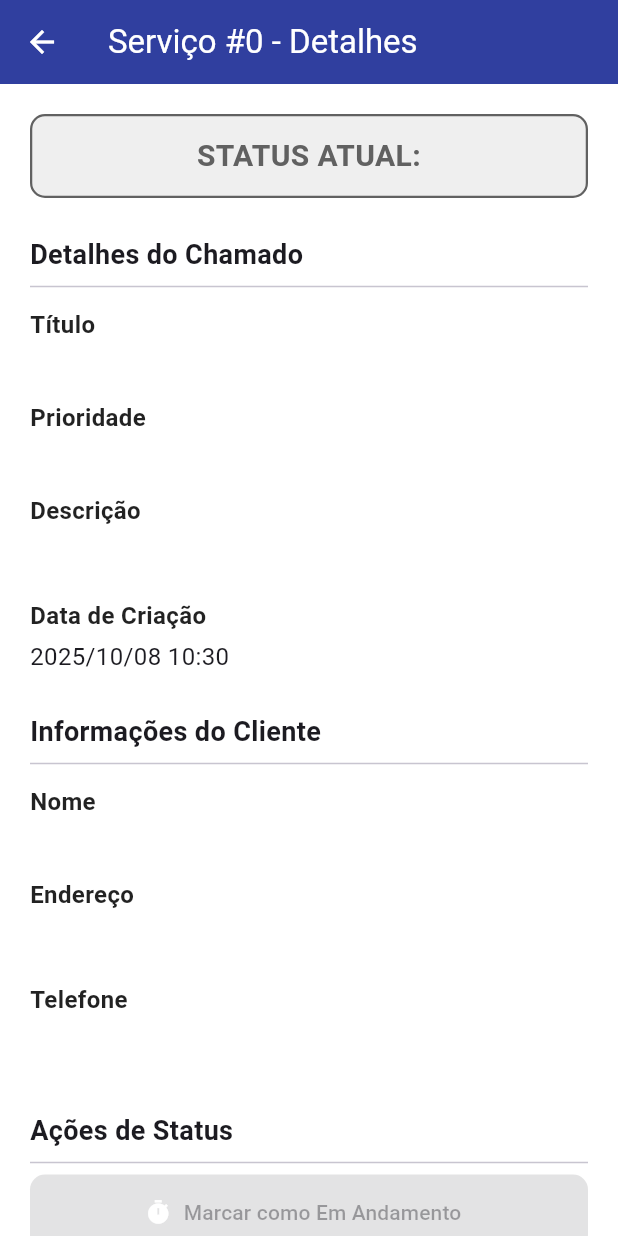
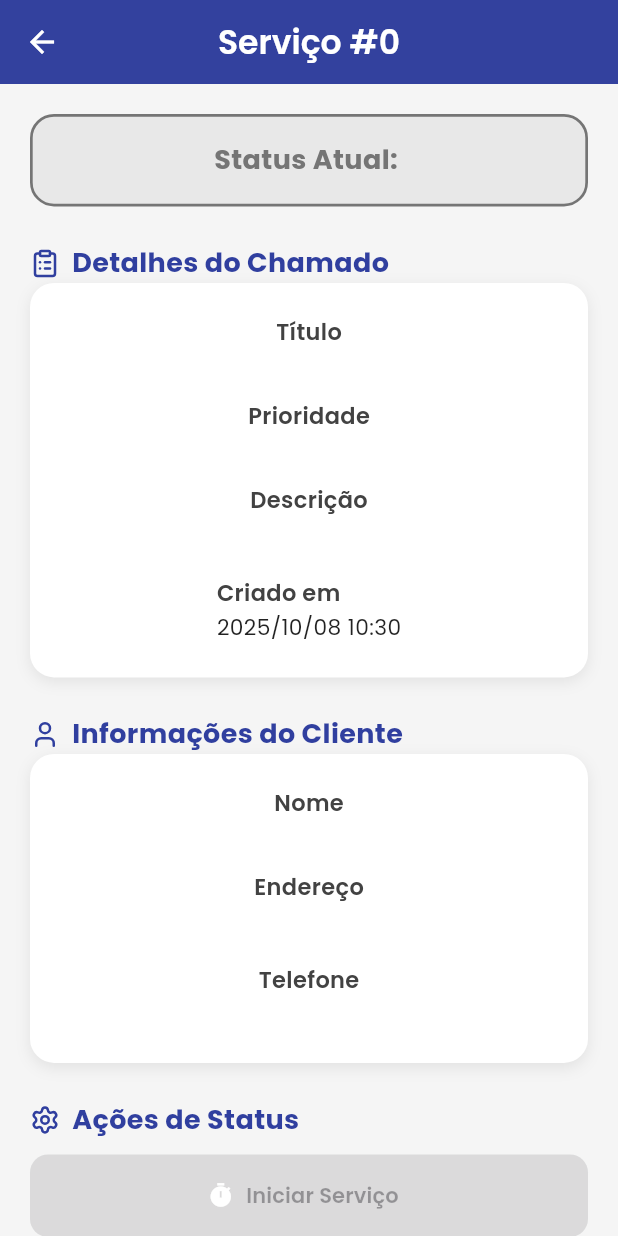
Before and after one commit to theuszinp/projetoagendamento, a Flutter app: the TechDetailTicketScreen screen opened directly with empty values, on a phone screen of 412 x 824 dp. Run offline on Flutter 3.47's test engine with Material 3 defaults, Android fonts, the phone set to English and light mode, and no system bars; our stand-ins replace firebase_core, google_fonts, lucide_icons_flutter; accounts and stored records are empty.

Commit message:
alteraçao package.

```diff
--- a/rastreador_app_flutter/lib/TechDetailTicketScreen.dart
+++ b/rastreador_app_flutter/lib/TechDetailTicketScreen.dart
@@ -1,9 +1,9 @@
-// TechDetailTicketScreen.dart
 import 'package:flutter/material.dart';
 import 'dart:convert';
 import 'package:http/http.dart' as http;
+import 'package:google_fonts/google_fonts.dart';
+import 'package:lucide_icons_flutter/lucide_icons.dart'; // ✅ Importação correta
 
-// 🌐 URL base do backend
 const String API_BASE_URL = 'https://projetoagendamento-n20v.onrender.com';
 
 class TechDetailTicketScreen extends StatefulWidget {
@@ -32,39 +32,39 @@
     _currentStatus = widget.ticket['status'] ?? 'APPROVED';
   }
 
-  // =======================================================
-  // 🔁 Função: Atualizar status do ticket
-  // =======================================================
   Future<void> _updateStatus(String newStatus) async {
     if (_isProcessing) return;
 
-    // Confirmações de segurança
+    String confirmTitle = '';
+    String confirmContent = '';
+    Color confirmColor = Colors.blue;
+
     if (newStatus == 'IN_PROGRESS') {
-      final bool? confirm = await _confirmDialog(
-        title: 'Confirmar Início',
-        content:
-            'Deseja realmente iniciar o serviço do Ticket #${widget.ticket['id']} agora?',
-        confirmText: 'Sim, Iniciar',
-        confirmColor: Colors.blue,
-      );
-      if (confirm != true) return;
+      confirmTitle = 'Iniciar Serviço';
+      confirmContent = 'Deseja realmente iniciar este serviço agora?';
+      confirmColor = Colors.orange;
     } else if (newStatus == 'COMPLETED') {
-      final bool? confirm = await _confirmDialog(
-        title: 'Confirmar Conclusão',
-        content:
-            'Tem certeza que deseja marcar o Ticket #${widget.ticket['id']} como CONCLUÍDO? Esta ação é final.',
-        confirmText: 'Sim, Concluir',
-        confirmColor: Colors.green,
-      );
-      if (confirm != true) return;
+      confirmTitle = 'Concluir Serviço';
+      confirmContent =
+          'Tem certeza que deseja marcar este serviço como concluído? Esta ação é final.';
+      confirmColor = Colors.green;
     }
 
+    final confirm = await _confirmDialog(
+      title: confirmTitle,
+      content: confirmContent,
+      confirmText: 'Confirmar',
+      confirmColor: confirmColor,
+    );
+
+    if (confirm != true) return;
     if (!mounted) return;
+
     setState(() => _isProcessing = true);
 
     try {
-      final url = Uri.parse(
-          '$API_BASE_URL/tickets/${widget.ticket['id']}/status'); // 🔗 mesma rota do backend
+      final url = Uri.parse('$API_BASE_URL/tickets/${widget.ticket['id']}/status');
+
       final response = await http
           .put(
             url,
@@ -74,7 +74,6 @@
             },
             body: jsonEncode({
               'new_status': newStatus,
-              // ✅ CORREÇÃO: Usando 'user_id' em vez de 'tech_id' para bater com o backend
               'user_id': widget.techId,
             }),
           )
@@ -86,27 +85,23 @@
           'Status atualizado para ${_getStatusText(newStatus)} com sucesso!',
           Colors.green,
         );
-        // Retorna true para atualizar a lista anterior
         Navigator.pop(context, true);
       } else {
         final data = jsonDecode(response.body);
         _showSnackBar(
-          data['error'] ?? 'Falha ao atualizar status (${response.statusCode}).',
+          data['error'] ?? 'Falha ao atualizar status (${response.statusCode})',
           Colors.red,
         );
         debugPrint('Erro API: ${response.body}');
       }
     } catch (e) {
-      _showSnackBar('Erro de rede: verifique sua conexão.', Colors.orange);
+      _showSnackBar('Erro de rede. Verifique sua conexão.', Colors.orange);
       debugPrint('Erro de rede: $e');
     } finally {
       if (mounted) setState(() => _isProcessing = false);
     }
   }
 
-  // =======================================================
-  // 🔹 Diálogo de Confirmação
-  // =======================================================
   Future<bool?> _confirmDialog({
     required String title,
     required String content,
@@ -116,46 +111,46 @@
     return showDialog<bool>(
       context: context,
       builder: (context) => AlertDialog(
-        title: Text(title),
-        content: Text(content),
+        shape: RoundedRectangleBorder(borderRadius: BorderRadius.circular(16)),
+        title: Text(title, style: GoogleFonts.poppins(fontWeight: FontWeight.w600)),
+        content: Text(content, style: GoogleFonts.poppins(fontSize: 15)),
         actions: [
           TextButton(
             onPressed: () => Navigator.pop(context, false),
-            child: const Text('Cancelar'),
+            child: Text('Cancelar',
+                style: GoogleFonts.poppins(color: Colors.grey.shade700)),
           ),
           ElevatedButton(
             style: ElevatedButton.styleFrom(
               backgroundColor: confirmColor,
               foregroundColor: Colors.white,
+              shape: RoundedRectangleBorder(borderRadius: BorderRadius.circular(10)),
             ),
             onPressed: () => Navigator.pop(context, true),
-            child: Text(confirmText),
+            child:
+                Text(confirmText, style: GoogleFonts.poppins(fontWeight: FontWeight.bold)),
           ),
         ],
       ),
     );
   }
 
-  // =======================================================
-  // 🔹 Função para mostrar SnackBar
-  // =======================================================
   void _showSnackBar(String message, Color color) {
     ScaffoldMessenger.of(context).showSnackBar(
       SnackBar(
-        content: Text(message),
+        content:
+            Text(message, style: GoogleFonts.poppins(fontWeight: FontWeight.w500)),
         backgroundColor: color,
         behavior: SnackBarBehavior.floating,
+        shape: RoundedRectangleBorder(borderRadius: BorderRadius.circular(12)),
       ),
     );
   }
 
-  // =======================================================
-  // 🔹 Cores e textos dos status
-  // =======================================================
   Color _getStatusColor(String status) {
     switch (status) {
       case 'APPROVED':
-        return Colors.blue.shade700;
+        return Colors.blue.shade600;
       case 'IN_PROGRESS':
         return Colors.orange.shade700;
       case 'COMPLETED':
@@ -163,28 +158,25 @@
       case 'REJECTED':
         return Colors.red.shade700;
       default:
-        return Colors.grey.shade700;
+        return Colors.grey.shade600;
     }
   }
 
   String _getStatusText(String status) {
     switch (status) {
       case 'APPROVED':
-        return 'AGUARDANDO INÍCIO';
+        return 'Aguardando Início';
       case 'IN_PROGRESS':
-        return 'EM ANDAMENTO';
+        return 'Em Andamento';
       case 'COMPLETED':
-        return 'CONCLUÍDO';
+        return 'Concluído';
       case 'REJECTED':
-        return 'REPROVADO';
+        return 'Reprovado';
       default:
         return status;
     }
   }
 
-  // =======================================================
-  // 🔹 Botões de ação (Iniciar / Concluir)
-  // =======================================================
   Widget _buildActionButton({
     required String label,
     required String status,
@@ -201,83 +193,67 @@
     if (status == 'IN_PROGRESS') isEnabled &= canStart;
     if (status == 'COMPLETED') isEnabled &= canComplete;
 
-    return ElevatedButton.icon(
+    return AnimatedContainer(
+      duration: const Duration(milliseconds: 250),
+      child: ElevatedButton.icon(
         onPressed: isEnabled ? () => _updateStatus(status) : null,
         icon: _isProcessing && isEnabled
             ? const SizedBox(
                 width: 18,
                 height: 18,
-              child:
-                  CircularProgressIndicator(color: Colors.white, strokeWidth: 2),
+                child: CircularProgressIndicator(color: Colors.white, strokeWidth: 2),
               )
             : Icon(icon, color: Colors.white),
-      label: Text(label),
+        label: Text(label, style: GoogleFonts.poppins(fontWeight: FontWeight.w600)),
         style: ElevatedButton.styleFrom(
           backgroundColor: color,
           foregroundColor: Colors.white,
-        minimumSize: const Size(double.infinity, 50),
-        shape: RoundedRectangleBorder(borderRadius: BorderRadius.circular(10)),
+          minimumSize: const Size(double.infinity, 55),
+          shape: RoundedRectangleBorder(borderRadius: BorderRadius.circular(12)),
           elevation: isEnabled ? 4 : 0,
+        ),
       ),
     );
   }
 
-  // =======================================================
-  // 🔹 Tela principal
-  // =======================================================
   @override
   Widget build(BuildContext context) {
     final ticket = widget.ticket;
 
     return WillPopScope(
       onWillPop: () async {
-        Navigator.pop(context, _currentStatus == 'COMPLETED' ||
-            _currentStatus == 'IN_PROGRESS');
+        Navigator.pop(context,
+            _currentStatus == 'COMPLETED' || _currentStatus == 'IN_PROGRESS');
         return false;
       },
       child: Scaffold(
+        backgroundColor: Colors.grey.shade100,
         appBar: AppBar(
-          title: Text('Serviço #${ticket['id']} - Detalhes'),
+          title: Text(
+            'Serviço #${ticket['id']}',
+            style: GoogleFonts.poppins(fontWeight: FontWeight.w600),
+          ),
           backgroundColor: Colors.indigo.shade700,
           foregroundColor: Colors.white,
+          centerTitle: true,
+          elevation: 3,
         ),
         body: SingleChildScrollView(
           padding: const EdgeInsets.all(20.0),
           child: Column(
-            crossAxisAlignment: CrossAxisAlignment.start,
+            crossAxisAlignment: CrossAxisAlignment.stretch,
             children: [
-              // Status Atual
-              Container(
-                width: double.infinity,
-                padding: const EdgeInsets.all(12),
-                decoration: BoxDecoration(
-                  color: _getStatusColor(_currentStatus).withOpacity(0.1),
-                  borderRadius: BorderRadius.circular(10),
-                  border: Border.all(
-                      color: _getStatusColor(_currentStatus), width: 1.5),
-                ),
-                child: Text(
-                  'STATUS ATUAL: ${_getStatusText(_currentStatus)}',
-                  textAlign: TextAlign.center,
-                  style: TextStyle(
-                    fontSize: 20,
-                    fontWeight: FontWeight.bold,
-                    color: _getStatusColor(_currentStatus),
-                  ),
-                ),
-              ),
+              _buildStatusCard(),
               const SizedBox(height: 25),
 
-              // Detalhes do Chamado
-              const Text('Detalhes do Chamado',
-                  style: TextStyle(fontSize: 18, fontWeight: FontWeight.bold)),
-              const Divider(),
-              _buildDetailRow('Título', ticket['title']),
-              _buildDetailRow('Prioridade', ticket['priority']),
-              _buildDetailRow('Descrição', ticket['description'],
+              _buildSectionTitle('Detalhes do Chamado', LucideIcons.clipboardList),
+              _buildDetailCard([
+                _buildDetailRow('Título', ticket['title'] ?? 'N/A'),
+                _buildDetailRow('Prioridade', ticket['priority'] ?? 'N/A'),
+                _buildDetailRow('Descrição', ticket['description'] ?? 'Sem descrição',
                     isMultiline: true),
                 _buildDetailRow(
-                'Data de Criação',
+                  'Criado em',
                   ticket['created_at'] != null
                       ? DateTime.tryParse(ticket['created_at'].toString())
                               ?.toLocal()
@@ -287,32 +263,28 @@
                           'N/A'
                       : 'N/A',
                 ),
-              const SizedBox(height: 20),
+              ]),
+              const SizedBox(height: 25),
 
-              // Cliente
-              const Text('Informações do Cliente',
-                  style: TextStyle(fontSize: 18, fontWeight: FontWeight.bold)),
-              const Divider(),
+              _buildSectionTitle('Informações do Cliente', LucideIcons.user),
+              _buildDetailCard([
                 _buildDetailRow('Nome', ticket['customer_name']),
-              _buildDetailRow('Endereço', ticket['customer_address'],
-                  isMultiline: true),
-              _buildDetailRow(
-                  'Telefone', ticket['customer_phone'] ?? 'Não informado'),
-              const SizedBox(height: 30),
+                _buildDetailRow('Endereço', ticket['customer_address'], isMultiline: true),
+                _buildDetailRow('Telefone', ticket['customer_phone'] ?? 'Não informado'),
+              ]),
+              const SizedBox(height: 25),
 
-              // Ações
-              const Text('Ações de Status',
-                  style: TextStyle(fontSize: 18, fontWeight: FontWeight.bold)),
-              const Divider(),
+              _buildSectionTitle('Ações de Status', LucideIcons.settings),
+              const SizedBox(height: 10),
               _buildActionButton(
                 label: _currentStatus == 'IN_PROGRESS'
                     ? 'Em Andamento (Atual)'
-                    : 'Marcar como Em Andamento',
+                    : 'Iniciar Serviço',
                 status: 'IN_PROGRESS',
                 color: Colors.orange.shade700,
                 icon: Icons.timer,
               ),
-              const SizedBox(height: 10),
+              const SizedBox(height: 12),
               _buildActionButton(
                 label: _currentStatus == 'COMPLETED'
                     ? 'Concluído'
@@ -322,17 +294,15 @@
                 icon: Icons.done_all,
               ),
 
-              if (_currentStatus == 'REJECTED')
-                Padding(
-                  padding: const EdgeInsets.only(top: 20.0),
-                  child: Text(
-                    'Este ticket foi reprovado pelo administrador. Nenhuma ação é necessária.',
-                    style: TextStyle(
-                      color: Colors.red.shade700,
-                      fontWeight: FontWeight.bold,
+              if (_currentStatus == 'REJECTED') ...[
+                const SizedBox(height: 20),
+                Text(
+                  'Este ticket foi reprovado pelo administrador.',
+                  textAlign: TextAlign.center,
+                  style: GoogleFonts.poppins(
+                      color: Colors.red.shade700, fontWeight: FontWeight.bold),
                 ),
-                  ),
-                ),
+              ],
             ],
           ),
         ),
@@ -340,28 +310,79 @@
     );
   }
 
-  // =======================================================
-  // 🔹 Linha de Detalhes
-  // =======================================================
-  Widget _buildDetailRow(String label, String? value,
-      {bool isMultiline = false}) {
+  Widget _buildStatusCard() {
+    final color = _getStatusColor(_currentStatus);
+    return Container(
+      padding: const EdgeInsets.all(16),
+      decoration: BoxDecoration(
+        color: color.withOpacity(0.1),
+        borderRadius: BorderRadius.circular(16),
+        border: Border.all(color: color, width: 1.8),
+      ),
+      child: Center(
+        child: Text(
+          'Status Atual: ${_getStatusText(_currentStatus)}',
+          style: GoogleFonts.poppins(
+            fontSize: 18,
+            fontWeight: FontWeight.bold,
+            color: color,
+          ),
+        ),
+      ),
+    );
+  }
+
+  Widget _buildSectionTitle(String title, IconData icon) {
+    return Row(
+      children: [
+        Icon(icon, color: Colors.indigo.shade700, size: 20),
+        const SizedBox(width: 8),
+        Text(
+          title,
+          style: GoogleFonts.poppins(
+              fontSize: 18, fontWeight: FontWeight.bold, color: Colors.indigo.shade700),
+        ),
+      ],
+    );
+  }
+
+  Widget _buildDetailCard(List<Widget> children) {
+    return Container(
+      width: double.infinity,
+      padding: const EdgeInsets.symmetric(vertical: 16, horizontal: 18),
+      decoration: BoxDecoration(
+        color: Colors.white,
+        borderRadius: BorderRadius.circular(16),
+        boxShadow: [
+          BoxShadow(
+            color: Colors.black.withOpacity(0.08),
+            blurRadius: 8,
+            offset: const Offset(0, 3),
+          ),
+        ],
+      ),
+      child: Column(children: children),
+    );
+  }
+
+  Widget _buildDetailRow(String label, String? value, {bool isMultiline = false}) {
     return Padding(
-      padding: const EdgeInsets.symmetric(vertical: 6.0),
+      padding: const EdgeInsets.symmetric(vertical: 6),
       child: Column(
         crossAxisAlignment: CrossAxisAlignment.start,
         children: [
           Text(label,
-              style: const TextStyle(
-                  fontWeight: FontWeight.bold,
-                  fontSize: 16,
-                  color: Colors.black87)),
-          const SizedBox(height: 4),
+              style: GoogleFonts.poppins(
+                  fontWeight: FontWeight.w600,
+                  fontSize: 15,
+                  color: Colors.grey.shade800)),
+          const SizedBox(height: 3),
           Text(
             value ?? 'N/A',
-            style: const TextStyle(fontSize: 16),
+            style: GoogleFonts.poppins(fontSize: 14.5, color: Colors.black87),
             softWrap: true,
           ),
-          if (isMultiline) const SizedBox(height: 8),
+          if (isMultiline) const SizedBox(height: 6),
         ],
       ),
     );
--- a/rastreador_app_flutter/pubspec.yaml
+++ b/rastreador_app_flutter/pubspec.yaml
@@ -13,11 +13,11 @@
 
   # DEPENDÊNCIAS DE TERCEIROS
   google_fonts: ^6.2.1
-  http: ^1.1.0
+  http: ^1.2.1 # Versão atualizada para a mais estável
   firebase_core: ^2.24.2
   firebase_messaging: ^14.7.12
-  cupertino_icons: ^1.0.8
-  lucide_icons_flutter: ^1.0.0
+  cupertino_icons: ^1.0.8 # Versão atualizada
+  lucide_icons_flutter: ^1.0.0 # Mantido para corresponder à sua lista original
 
 dev_dependencies:
   flutter_test:
```
Lines whose indentation alone changed are shown as unchanged.
